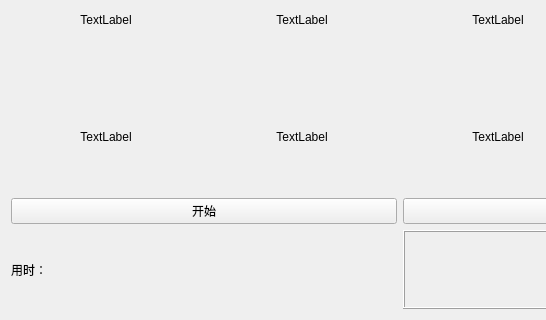
The window that sixteengrid.ui (L-Super/SchulteGrid) describes before a commit, drawn with Qt 5; both pictures show x 0 to 546 and y 280 to 600 of the 800 by 600 pixel window.
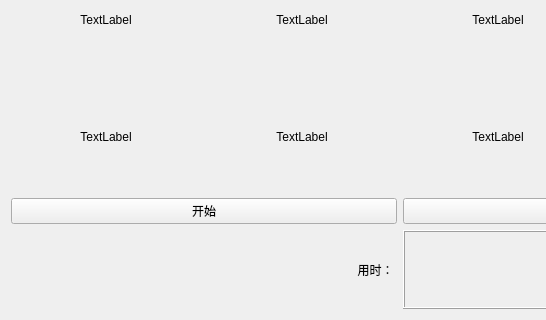
The same window after the commit. Icons and pictures are not drawn.

Commit message: QDialog窗口状态栏去掉问号标志，删去冗余代码

What changed in the file:
```diff
--- a/sixteengrid.ui
+++ b/sixteengrid.ui
@@ -10,6 +10,12 @@
     <height>600</height>
    </rect>
   </property>
+  <property name="maximumSize">
+   <size>
+    <width>800</width>
+    <height>600</height>
+   </size>
+  </property>
   <property name="windowTitle">
    <string>16宫格 - 苏尔特方格法</string>
   </property>
@@ -226,6 +232,9 @@
          <property name="text">
           <string>用时： </string>
          </property>
+         <property name="alignment">
+          <set>Qt::AlignRight|Qt::AlignTrailing|Qt::AlignVCenter</set>
+         </property>
         </widget>
        </item>
        <item>
```
The commit also changes 6 other files.
